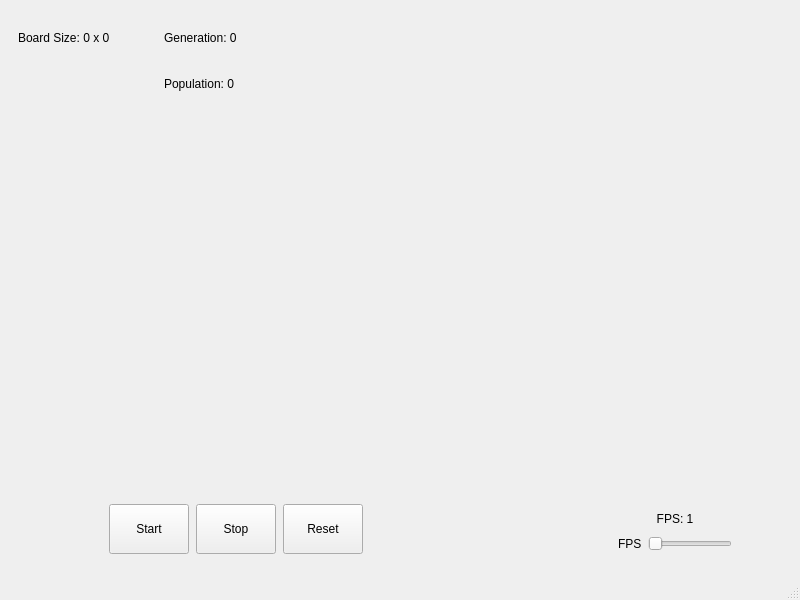
ImNotTurtle/QT_TheGameOfLife, file mainwindow.ui: the form before one commit.
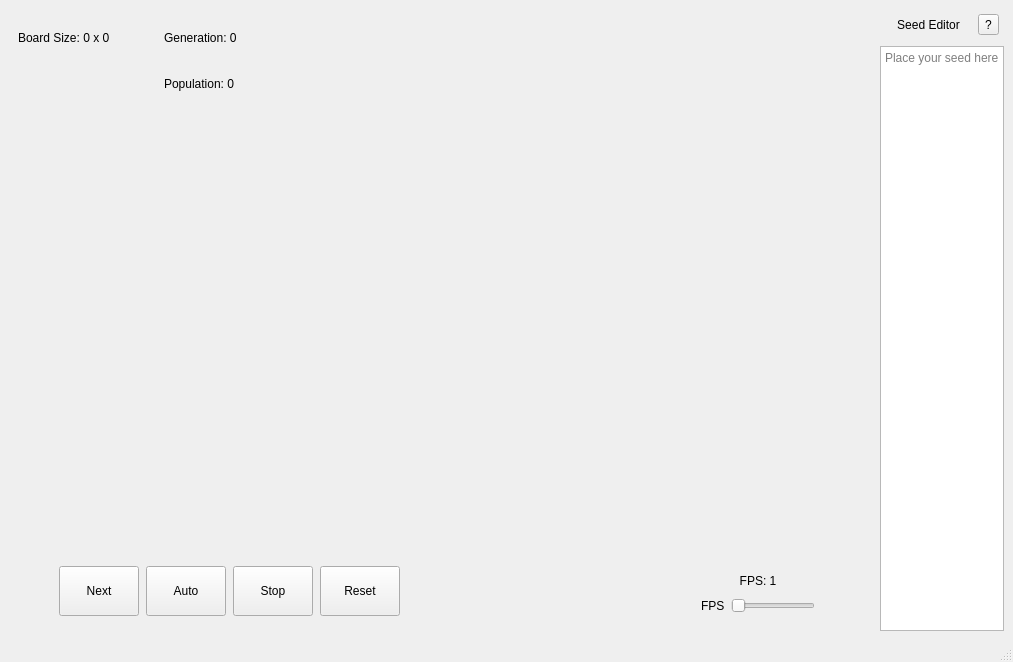
The form after the commit.

Commit message: Update UI and Add Seed Plant feature

```diff
--- a/mainwindow.ui
+++ b/mainwindow.ui
@@ -6,8 +6,8 @@
    <rect>
     <x>0</x>
     <y>0</y>
-    <width>800</width>
-    <height>600</height>
+    <width>1013</width>
+    <height>662</height>
    </rect>
   </property>
   <property name="minimumSize">
@@ -20,6 +20,8 @@
    <string>MainWindow</string>
   </property>
   <widget class="QWidget" name="centralwidget">
+   <layout class="QHBoxLayout" name="horizontalLayout_3" stretch="14,2">
+    <item>
    <layout class="QVBoxLayout" name="verticalLayout" stretch="0,1,0">
     <item>
      <widget class="QWidget" name="topWidget" native="true">
@@ -139,16 +141,29 @@
         <height>100</height>
        </size>
       </property>
-      <layout class="QHBoxLayout" name="horizontalLayout" stretch="0,0,0,2,0">
+        <layout class="QHBoxLayout" name="horizontalLayout" stretch="0,0,0,0,2,0">
        <property name="spacing">
         <number>7</number>
        </property>
        <property name="leftMargin">
-        <number>100</number>
+          <number>50</number>
        </property>
        <property name="rightMargin">
         <number>50</number>
        </property>
+         <item>
+          <widget class="QPushButton" name="nextButton">
+           <property name="minimumSize">
+            <size>
+             <width>50</width>
+             <height>50</height>
+            </size>
+           </property>
+           <property name="text">
+            <string>Next</string>
+           </property>
+          </widget>
+         </item>
        <item>
         <widget class="QPushButton" name="startButton">
          <property name="minimumSize">
@@ -164,7 +179,7 @@
           </size>
          </property>
          <property name="text">
-          <string>Start</string>
+            <string>Auto</string>
          </property>
         </widget>
        </item>
@@ -262,6 +277,87 @@
            </widget>
           </item>
          </layout>
+          </widget>
+         </item>
+        </layout>
+       </widget>
+      </item>
+     </layout>
+    </item>
+    <item>
+     <widget class="QWidget" name="rightWidget" native="true">
+      <property name="minimumSize">
+       <size>
+        <width>50</width>
+        <height>0</height>
+       </size>
+      </property>
+      <layout class="QVBoxLayout" name="verticalLayout_2">
+       <property name="leftMargin">
+        <number>0</number>
+       </property>
+       <property name="topMargin">
+        <number>0</number>
+       </property>
+       <property name="rightMargin">
+        <number>0</number>
+       </property>
+       <property name="bottomMargin">
+        <number>0</number>
+       </property>
+       <item>
+        <layout class="QHBoxLayout" name="horizontalLayout_2">
+         <property name="leftMargin">
+          <number>5</number>
+         </property>
+         <property name="topMargin">
+          <number>5</number>
+         </property>
+         <property name="rightMargin">
+          <number>5</number>
+         </property>
+         <property name="bottomMargin">
+          <number>5</number>
+         </property>
+         <item>
+          <widget class="QLabel" name="label_2">
+           <property name="text">
+            <string>Seed Editor</string>
+           </property>
+           <property name="alignment">
+            <set>Qt::AlignCenter</set>
+           </property>
+          </widget>
+         </item>
+         <item>
+          <widget class="QToolButton" name="helpButton">
+           <property name="toolTip">
+            <string>&lt;html&gt;&lt;head/&gt;&lt;body&gt;&lt;p&gt;&lt;br/&gt;&lt;/p&gt;&lt;/body&gt;&lt;/html&gt;</string>
+           </property>
+           <property name="text">
+            <string>?</string>
+           </property>
+          </widget>
+         </item>
+        </layout>
+       </item>
+       <item>
+        <widget class="QTextEdit" name="seedEditor">
+         <property name="sizePolicy">
+          <sizepolicy hsizetype="Expanding" vsizetype="Expanding">
+           <horstretch>0</horstretch>
+           <verstretch>0</verstretch>
+          </sizepolicy>
+         </property>
+         <property name="minimumSize">
+          <size>
+           <width>50</width>
+           <height>50</height>
+          </size>
+         </property>
+         <property name="placeholderText">
+          <string>Place your seed here</string>
+         </property>
         </widget>
        </item>
       </layout>
```
Left out of the diff: 26 changed lines with no effect on the pictures. Lines whose indentation alone changed are shown as unchanged. The commit also changes 29 other files.
